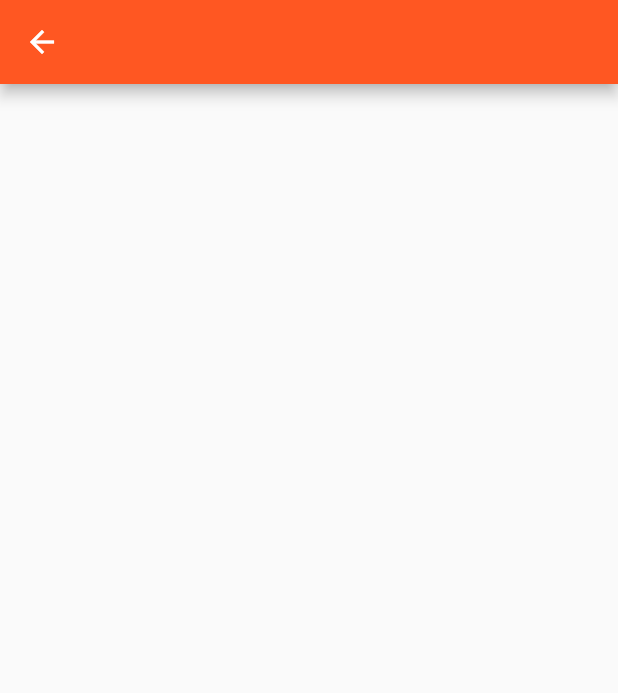
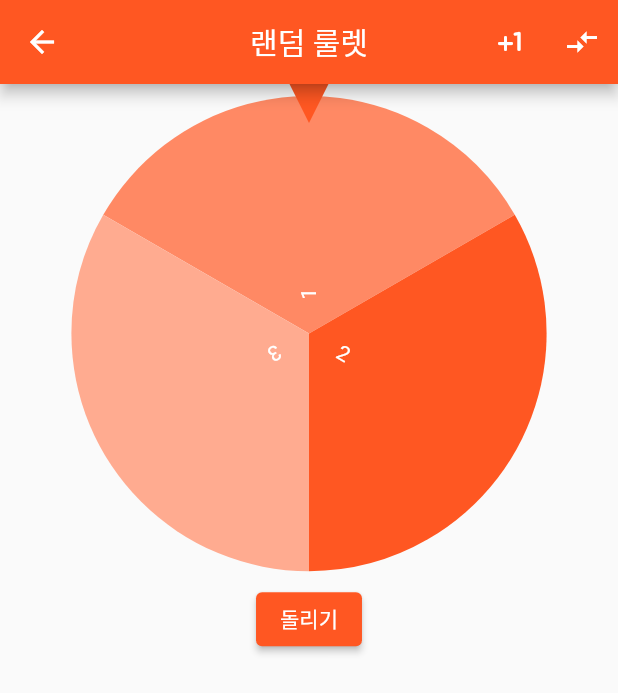
Before and after one commit to Yun-sooyong/party_people, a Flutter app: the Wheel screen opened directly, on a phone screen of 412 x 824 dp. Shown: the top 693 px of the screen. Run offline on Flutter 3.47's test engine with Material 2 defaults, Android fonts, the phone set to English and light mode, and no system bars; drawn by our look-alikes of flutter_fortune_wheel; our stand-ins replace google_fonts; missing offline and left inert: animate_gradient, rainbow_color.

Commit message:
making wheel

```diff
--- a/lib/main.dart
+++ b/lib/main.dart
@@ -1,6 +1,5 @@
 import 'package:flutter/material.dart';
-import 'package:party_people/home.dart';
-import 'package:party_people/party_light.dart';
+import 'package:party_people/screen/home.dart';
 
 void main() {
   runApp(const MyApp());
--- /dev/null
+++ b/lib/screen/wheel.dart
@@ -0,0 +1,119 @@
+import 'dart:async';
+
+import 'package:flutter/material.dart';
+import 'package:flutter_fortune_wheel/flutter_fortune_wheel.dart';
+
+class Wheel extends StatefulWidget {
+  const Wheel({super.key});
+
+  @override
+  State<Wheel> createState() => _WheelState();
+}
+
+class _WheelState extends State<Wheel> {
+  StreamController<int> _controller = StreamController<int>();
+  TextEditingController _textEditingController = TextEditingController();
+
+  @override
+  void dispose() {
+    super.dispose();
+    _textEditingController.dispose();
+    _controller.close();
+  }
+
+  List<String> items = <String>[
+    '1',
+    '2',
+    '3',
+  ];
+  bool _isNull = true;
+
+  @override
+  Widget build(BuildContext context) {
+    return Scaffold(
+      appBar: AppBar(
+        title: const Text('랜덤 룰렛'),
+        centerTitle: true,
+        actions: [
+          IconButton(
+            onPressed: () {
+              showDialog(
+                  barrierDismissible: true, // 바깥 영역 터치시 다이얼로그 닫기 여부
+                  context: context,
+                  builder: (BuildContext buildcontext) {
+                    return AlertDialog(
+                      title: const Text('항목 추가'),
+                      content: SingleChildScrollView(
+                        child: ListBody(
+                          children: [
+                            const Text('추가할 내용을 입력 '),
+                            TextField(
+                              controller: _textEditingController,
+                            ),
+                          ],
+                        ),
+                      ),
+                      actions: [
+                        TextButton(
+                          child: const Text('확인'),
+                          onPressed: () {
+                            setState(() {
+                              items.add(_textEditingController.text);
+                              _textEditingController.text = '';
+                              if (items.length > 2) _isNull = false;
+                              print(items);
+                              print(_isNull);
+                            });
+                            Navigator.of(context).pop();
+                          },
+                        ),
+                        TextButton(
+                          child: const Text('취소'),
+                          onPressed: () {
+                            Navigator.of(context).pop();
+                          },
+                        ),
+                      ],
+                    );
+                  });
+            },
+            icon: const Icon(Icons.plus_one_rounded),
+          ),
+          IconButton(
+            onPressed: () {},
+            icon: const Icon(Icons.compare_arrows),
+          )
+        ],
+      ),
+      body: Column(
+        children: [
+          Padding(
+            padding: const EdgeInsets.all(8.0),
+            child: Expanded(
+              child: FortuneWheel(
+                selected: _controller.stream,
+                items: _isNull
+                    ? [
+                        // true /
+                        for (var it in items) FortuneItem(child: Text(it)),
+                      ]
+                    : [
+                        // false /
+                        for (var it in items) FortuneItem(child: Text(it)),
+                      ],
+              ),
+            ),
+          ),
+          ElevatedButton(
+            onPressed: () {
+              _controller.add(
+                Fortune.randomInt(0, items.length),
+              );
+            },
+            child: const Text('돌리기'),
+          )
+        ],
+      ),
+    );
+  }
+}
--- a/lib/wheel.dart
+++ /dev/null
@@ -1,32 +0,0 @@
-import 'package:flutter/material.dart';
-
-class Wheel extends StatefulWidget {
-  const Wheel({super.key});
-
-  @override
-  State<Wheel> createState() => _WheelState();
-}
-
-class _WheelState extends State<Wheel> {
-  @override
-  Widget build(BuildContext context) {
-    return Scaffold(
-      appBar: AppBar(),
-      body: Column(
-        mainAxisAlignment: MainAxisAlignment.center,
-        children: [
-          Row(
-            children: [
-              Expanded(
-                child: Container(),
-              ),
-              Expanded(
-                child: Container(),
-              ),
-            ],
-          ),
-        ],
-      ),
-    );
-  }
-}
--- a/lib/text_box.dart
+++ b/lib/widget/text_box.dart
@@ -1,5 +1,4 @@
 import 'package:flutter/material.dart';
-import 'package:party_people/party_light.dart';
 
 class Box extends StatelessWidget {
   final IconData icon;
--- a/pubspec.yaml
+++ b/pubspec.yaml
@@ -13,6 +13,7 @@ dependencies:
   cupertino_icons: ^1.0.2
   flutter:
     sdk: flutter
+  flutter_fortune_wheel: ^1.2.0
   google_fonts: ^3.0.1
   rainbow_color: ^2.0.1
 
```
Also changed, not shown: lib/screen/home.dart (renamed from lib/home.dart, +5 -4 lines), lib/screen/card.dart (added), lib/screen/dice.dart (renamed from lib/dice.dart), lib/screen/party_light.dart (renamed from lib/party_light.dart), lib/widget/gradient_animation.dart (renamed from lib/gradient_animation.dart), lib/widget/rainbow_tween_ball.dart (renamed from lib/rainbow_tween_ball.dart), pubspec.lock.
